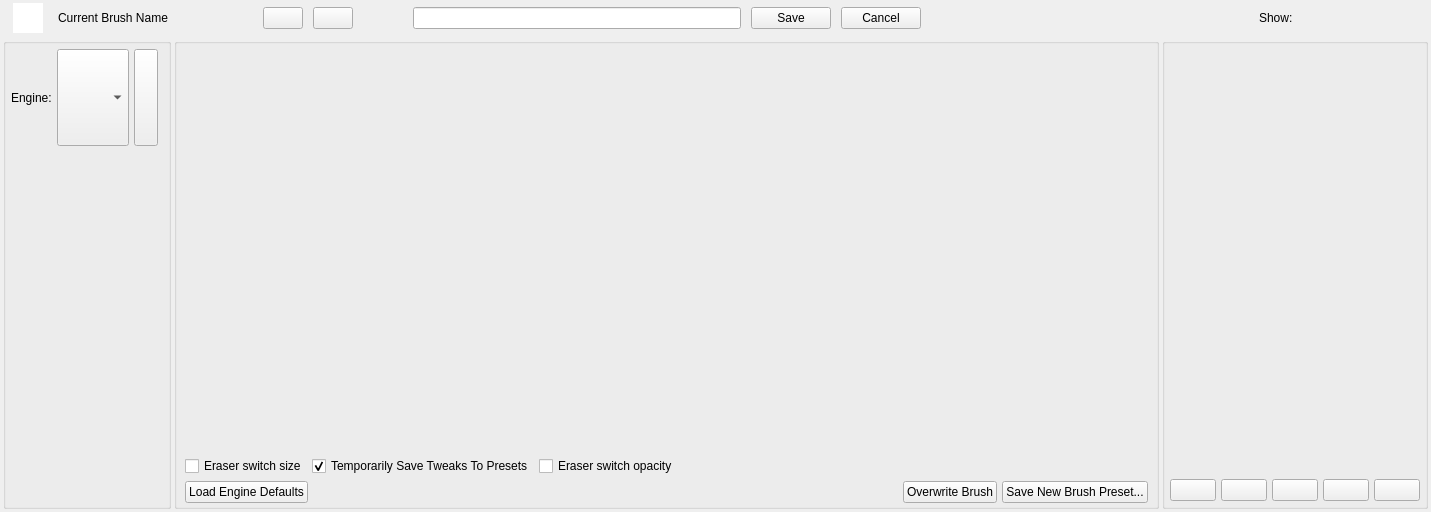
Old version of the form libs/ui/forms/wdgpaintopsettings.ui in the repository KDE/krita.
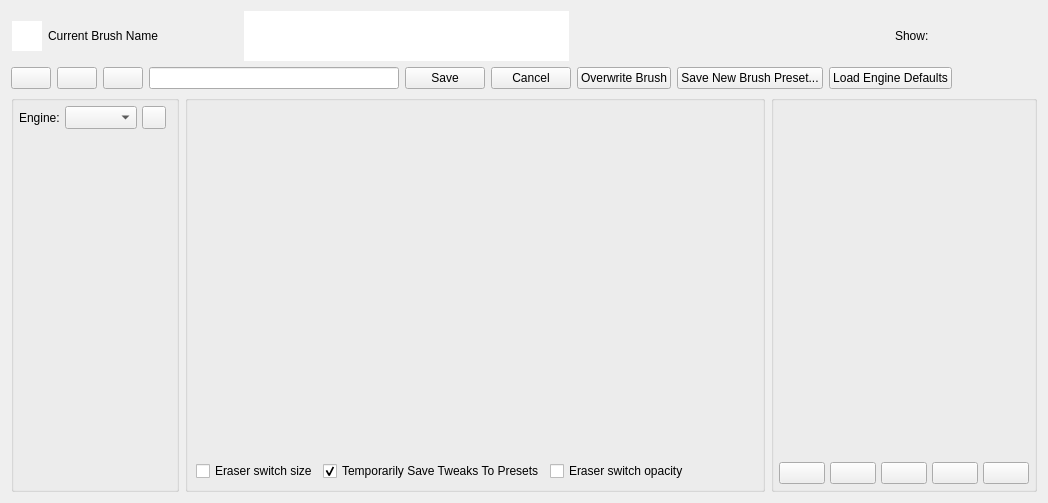
New version of the form. Custom widgets are drawn as their Qt base class.

Commit message: initial implementation of live brush preview

```diff
--- a/libs/ui/forms/wdgpaintopsettings.ui
+++ b/libs/ui/forms/wdgpaintopsettings.ui
@@ -6,367 +6,21 @@
    <rect>
     <x>0</x>
     <y>0</y>
-    <width>1431</width>
-    <height>512</height>
+    <width>981</width>
+    <height>488</height>
    </rect>
   </property>
   <property name="windowTitle">
    <string>Brush Editor</string>
   </property>
   <layout class="QGridLayout" name="gridLayout">
-   <property name="leftMargin">
-    <number>3</number>
-   </property>
-   <property name="topMargin">
-    <number>3</number>
-   </property>
-   <property name="rightMargin">
-    <number>3</number>
-   </property>
-   <property name="bottomMargin">
-    <number>3</number>
-   </property>
-   <property name="horizontalSpacing">
-    <number>3</number>
-   </property>
-   <property name="verticalSpacing">
-    <number>5</number>
-   </property>
-   <item row="1" column="1">
-    <widget class="QGroupBox" name="brushEditorSettingsControls">
-     <property name="title">
-      <string/>
-     </property>
-     <property name="flat">
-      <bool>false</bool>
-     </property>
-     <layout class="QVBoxLayout" name="brushEditorLayout">
-      <property name="spacing">
-       <number>0</number>
-      </property>
-      <property name="leftMargin">
-       <number>3</number>
-      </property>
-      <property name="topMargin">
-       <number>1</number>
-      </property>
-      <property name="rightMargin">
-       <number>3</number>
-      </property>
-      <property name="bottomMargin">
-       <number>3</number>
-      </property>
-      <item>
-       <widget class="QFrame" name="frmOptionWidgetContainer">
-        <property name="sizePolicy">
-         <sizepolicy hsizetype="Preferred" vsizetype="Preferred">
-          <horstretch>0</horstretch>
-          <verstretch>4</verstretch>
-         </sizepolicy>
-        </property>
-        <property name="minimumSize">
-         <size>
-          <width>120</width>
-          <height>0</height>
-         </size>
-        </property>
-        <property name="frameShape">
-         <enum>QFrame::NoFrame</enum>
-        </property>
-        <property name="frameShadow">
-         <enum>QFrame::Plain</enum>
-        </property>
-        <property name="lineWidth">
-         <number>0</number>
-        </property>
-       </widget>
-      </item>
-      <item>
-       <layout class="QHBoxLayout" name="horizontalLayout_3" stretch="0,0,0,0,0">
-        <property name="spacing">
-         <number>5</number>
-        </property>
-        <property name="leftMargin">
-         <number>5</number>
-        </property>
-        <property name="topMargin">
-         <number>0</number>
-        </property>
-        <property name="rightMargin">
-         <number>5</number>
-        </property>
-        <property name="bottomMargin">
-         <number>5</number>
-        </property>
-        <item>
-         <widget class="QCheckBox" name="eraserBrushSizeCheckBox">
-          <property name="sizePolicy">
-           <sizepolicy hsizetype="Minimum" vsizetype="Fixed">
-            <horstretch>0</horstretch>
-            <verstretch>0</verstretch>
-           </sizepolicy>
-          </property>
-          <property name="toolTip">
-           <string>Erase mode will use a separate brush size</string>
-          </property>
-          <property name="text">
-           <string>Eraser switch size</string>
-          </property>
-          <property name="checked">
-           <bool>false</bool>
-          </property>
-         </widget>
-        </item>
-        <item>
-         <widget class="QCheckBox" name="dirtyPresetCheckBox">
-          <property name="sizePolicy">
-           <sizepolicy hsizetype="Minimum" vsizetype="Fixed">
-            <horstretch>0</horstretch>
-            <verstretch>0</verstretch>
-           </sizepolicy>
-          </property>
-          <property name="text">
-           <string>Temporarily Save Tweaks To Presets</string>
-          </property>
-          <property name="checked">
-           <bool>true</bool>
-          </property>
-         </widget>
-        </item>
-        <item>
-         <widget class="QCheckBox" name="eraserBrushOpacityCheckBox">
-          <property name="sizePolicy">
-           <sizepolicy hsizetype="Minimum" vsizetype="Fixed">
-            <horstretch>0</horstretch>
-            <verstretch>0</verstretch>
-           </sizepolicy>
-          </property>
-          <property name="toolTip">
-           <string>Erase mode will use a separate brush opacity</string>
-          </property>
-          <property name="text">
-           <string>Eraser switch opacity</string>
-          </property>
-          <property name="checked">
-           <bool>false</bool>
-          </property>
-         </widget>
-        </item>
-        <item>
-         <spacer name="horizontalSpacer">
-          <property name="orientation">
-           <enum>Qt::Horizontal</enum>
-          </property>
-          <property name="sizeHint" stdset="0">
-           <size>
-            <width>40</width>
-            <height>20</height>
-           </size>
-          </property>
-         </spacer>
-        </item>
-        <item>
-         <widget class="KisLodAvailabilityWidget" name="wdgLodAvailability" native="true">
-          <property name="minimumSize">
-           <size>
-            <width>60</width>
-            <height>0</height>
-           </size>
-          </property>
-         </widget>
-        </item>
-       </layout>
-      </item>
-      <item>
-       <layout class="QHBoxLayout" name="horizontalLayout">
-        <property name="spacing">
-         <number>5</number>
-        </property>
-        <property name="leftMargin">
-         <number>5</number>
-        </property>
-        <property name="topMargin">
-         <number>0</number>
-        </property>
-        <property name="rightMargin">
-         <number>5</number>
-        </property>
-        <property name="bottomMargin">
-         <number>0</number>
-        </property>
-        <item>
-         <widget class="QPushButton" name="bnDefaultPreset">
-          <property name="sizePolicy">
-           <sizepolicy hsizetype="Preferred" vsizetype="Preferred">
-            <horstretch>0</horstretch>
-            <verstretch>0</verstretch>
-           </sizepolicy>
-          </property>
-          <property name="text">
-           <string>Load Engine Defaults</string>
-          </property>
-         </widget>
-        </item>
-        <item>
-         <spacer name="horizontalSpacer_2">
-          <property name="orientation">
-           <enum>Qt::Horizontal</enum>
-          </property>
-          <property name="sizeHint" stdset="0">
-           <size>
-            <width>40</width>
-            <height>20</height>
-           </size>
-          </property>
-         </spacer>
-        </item>
-        <item>
-         <widget class="QPushButton" name="saveBrushPresetButton">
-          <property name="text">
-           <string>Overwrite Brush</string>
-          </property>
-         </widget>
-        </item>
-        <item>
-         <widget class="QPushButton" name="saveNewBrushPresetButton">
-          <property name="text">
-           <string>Save New Brush Preset...</string>
-          </property>
-         </widget>
-        </item>
-       </layout>
-      </item>
-     </layout>
-    </widget>
-   </item>
-   <item row="1" column="2">
-    <widget class="QGroupBox" name="scratchpadControls">
-     <property name="title">
-      <string/>
-     </property>
-     <property name="flat">
-      <bool>false</bool>
-     </property>
-     <layout class="QVBoxLayout" name="verticalLayout" stretch="0,0">
-      <property name="spacing">
-       <number>5</number>
-      </property>
-      <property name="leftMargin">
-       <number>5</number>
-      </property>
-      <property name="topMargin">
-       <number>5</number>
-      </property>
-      <property name="rightMargin">
-       <number>5</number>
-      </property>
-      <property name="bottomMargin">
-       <number>5</number>
-      </property>
-      <item>
-       <widget class="QFrame" name="frame">
-        <property name="frameShape">
-         <enum>QFrame::NoFrame</enum>
-        </property>
-        <property name="frameShadow">
-         <enum>QFrame::Plain</enum>
-        </property>
-        <property name="lineWidth">
-         <number>0</number>
-        </property>
-        <layout class="QVBoxLayout" name="verticalLayout_2">
-         <property name="spacing">
-          <number>0</number>
-         </property>
-         <property name="leftMargin">
-          <number>0</number>
-         </property>
-         <property name="topMargin">
-          <number>0</number>
-         </property>
-         <property name="rightMargin">
-          <number>0</number>
-         </property>
-         <property name="bottomMargin">
-          <number>0</number>
-         </property>
-         <item>
-          <widget class="KisScratchPad" name="scratchPad" native="true">
-           <property name="sizePolicy">
-            <sizepolicy hsizetype="Preferred" vsizetype="MinimumExpanding">
-             <horstretch>0</horstretch>
-             <verstretch>0</verstretch>
-            </sizepolicy>
-           </property>
-           <property name="minimumSize">
-            <size>
-             <width>250</width>
-             <height>300</height>
-            </size>
-           </property>
-          </widget>
-         </item>
-        </layout>
-       </widget>
-      </item>
-      <item>
-       <layout class="QHBoxLayout" name="horizontalLayout_2" stretch="0,0,0,0,0">
-        <item>
-         <widget class="QPushButton" name="paintPresetIcon">
-          <property name="text">
-           <string/>
-          </property>
-         </widget>
-        </item>
-        <item>
-         <widget class="QPushButton" name="fillLayer">
-          <property name="text">
-           <string/>
-          </property>
-         </widget>
-        </item>
-        <item>
-         <widget class="QPushButton" name="fillGradient">
-          <property name="toolTip">
-           <string>Fill area with gradient</string>
-          </property>
-          <property name="text">
-           <string/>
-          </property>
-         </widget>
-        </item>
-        <item>
-         <widget class="QPushButton" name="fillSolid">
-          <property name="toolTip">
-           <string>Fill area with background color</string>
-          </property>
-          <property name="text">
-           <string/>
-          </property>
-         </widget>
-        </item>
-        <item>
-         <widget class="QPushButton" name="eraseScratchPad">
-          <property name="toolTip">
-           <string>Reset area to white</string>
-          </property>
-          <property name="text">
-           <string/>
-          </property>
-         </widget>
-        </item>
-       </layout>
-      </item>
-     </layout>
-    </widget>
-   </item>
    <item row="0" column="0" colspan="3">
     <layout class="QHBoxLayout" name="brushEditorDashboard">
      <property name="spacing">
-      <number>10</number>
+      <number>1</number>
      </property>
      <property name="leftMargin">
-      <number>10</number>
+      <number>1</number>
      </property>
      <item>
       <widget class="QGraphicsView" name="presetThumbnailicon">
@@ -433,18 +87,134 @@
       </widget>
      </item>
      <item>
-      <widget class="QPushButton" name="renameBrushPresetButton">
+      <widget class="KisPresetLivePreviewView" name="liveBrushPreviewView">
        <property name="sizePolicy">
-        <sizepolicy hsizetype="Fixed" vsizetype="Fixed">
+        <sizepolicy hsizetype="MinimumExpanding" vsizetype="MinimumExpanding">
          <horstretch>0</horstretch>
          <verstretch>0</verstretch>
         </sizepolicy>
        </property>
+       <property name="minimumSize">
+        <size>
+         <width>300</width>
+         <height>50</height>
+        </size>
+       </property>
+       <property name="maximumSize">
+        <size>
+         <width>5000</width>
+         <height>50</height>
+        </size>
+       </property>
+       <property name="font">
+        <font>
+         <kerning>false</kerning>
+        </font>
+       </property>
+       <property name="frameShape">
+        <enum>QFrame::NoFrame</enum>
+       </property>
+       <property name="frameShadow">
+        <enum>QFrame::Plain</enum>
+       </property>
+       <property name="verticalScrollBarPolicy">
+        <enum>Qt::ScrollBarAlwaysOff</enum>
+       </property>
+       <property name="horizontalScrollBarPolicy">
+        <enum>Qt::ScrollBarAlwaysOff</enum>
+       </property>
+       <property name="interactive">
+        <bool>false</bool>
+       </property>
+       <property name="renderHints">
+        <set>QPainter::Antialiasing</set>
+       </property>
+      </widget>
+     </item>
+     <item>
+      <spacer name="horizontalSpacer_3">
+       <property name="orientation">
+        <enum>Qt::Horizontal</enum>
+       </property>
+       <property name="sizeHint" stdset="0">
+        <size>
+         <width>40</width>
+         <height>20</height>
+        </size>
+       </property>
+      </spacer>
+     </item>
+     <item>
+      <widget class="QLabel" name="label_3">
        <property name="text">
-        <string/>
+        <string>Show:</string>
        </property>
       </widget>
      </item>
+     <item>
+      <widget class="KisHighlightedToolButton" name="showPresetsButton" native="true">
+       <property name="sizePolicy">
+        <sizepolicy hsizetype="Minimum" vsizetype="Minimum">
+         <horstretch>0</horstretch>
+         <verstretch>0</verstretch>
+        </sizepolicy>
+       </property>
+       <property name="minimumSize">
+        <size>
+         <width>35</width>
+         <height>20</height>
+        </size>
+       </property>
+       <property name="text" stdset="0">
+        <string>Presets</string>
+       </property>
+      </widget>
+     </item>
+     <item>
+      <widget class="KisHighlightedToolButton" name="showEditorButton" native="true">
+       <property name="sizePolicy">
+        <sizepolicy hsizetype="Minimum" vsizetype="Minimum">
+         <horstretch>0</horstretch>
+         <verstretch>0</verstretch>
+        </sizepolicy>
+       </property>
+       <property name="minimumSize">
+        <size>
+         <width>35</width>
+         <height>30</height>
+        </size>
+       </property>
+       <property name="text" stdset="0">
+        <string>Settings</string>
+       </property>
+      </widget>
+     </item>
+     <item>
+      <widget class="KisHighlightedToolButton" name="showScratchpadButton" native="true">
+       <property name="sizePolicy">
+        <sizepolicy hsizetype="Minimum" vsizetype="Minimum">
+         <horstretch>0</horstretch>
+         <verstretch>0</verstretch>
+        </sizepolicy>
+       </property>
+       <property name="minimumSize">
+        <size>
+         <width>35</width>
+         <height>30</height>
+        </size>
+       </property>
+       <property name="text" stdset="0">
+        <string>Scratchpad</string>
+       </property>
+       <property name="checkable" stdset="0">
+        <bool>true</bool>
+       </property>
+      </widget>
+     </item>
+    </layout>
+   </item>
+   <item row="1" column="0" colspan="3">
+    <layout class="QHBoxLayout" name="horizontalLayout_5">
      <item>
       <widget class="QPushButton" name="reloadPresetButton">
        <property name="sizePolicy">
@@ -458,6 +228,19 @@
        </property>
       </widget>
      </item>
+     <item>
+      <widget class="QPushButton" name="renameBrushPresetButton">
+       <property name="sizePolicy">
+        <sizepolicy hsizetype="Fixed" vsizetype="Fixed">
+         <horstretch>0</horstretch>
+         <verstretch>0</verstretch>
+        </sizepolicy>
+       </property>
+       <property name="text">
+        <string/>
+       </property>
+      </widget>
+     </item>
      <item>
       <widget class="QPushButton" name="dirtyPresetIndicatorButton">
        <property name="sizePolicy">
@@ -476,7 +259,7 @@
         <string/>
        </property>
        <property name="flat">
-        <bool>true</bool>
+        <bool>false</bool>
        </property>
       </widget>
      </item>
@@ -511,7 +294,34 @@
       </widget>
      </item>
      <item>
-      <spacer name="horizontalSpacer_3">
+      <widget class="QPushButton" name="saveBrushPresetButton">
+       <property name="text">
+        <string>Overwrite Brush</string>
+       </property>
+      </widget>
+     </item>
+     <item>
+      <widget class="QPushButton" name="saveNewBrushPresetButton">
+       <property name="text">
+        <string>Save New Brush Preset...</string>
+       </property>
+      </widget>
+     </item>
+     <item>
+      <widget class="QPushButton" name="bnDefaultPreset">
+       <property name="sizePolicy">
+        <sizepolicy hsizetype="Preferred" vsizetype="Preferred">
+         <horstretch>0</horstretch>
+         <verstretch>0</verstretch>
+        </sizepolicy>
+       </property>
+       <property name="text">
+        <string>Load Engine Defaults</string>
+       </property>
+      </widget>
+     </item>
+     <item>
+      <spacer name="horizontalSpacer_4">
        <property name="orientation">
         <enum>Qt::Horizontal</enum>
        </property>
@@ -523,76 +333,9 @@
        </property>
       </spacer>
      </item>
-     <item>
-      <widget class="QLabel" name="label_3">
-       <property name="text">
-        <string>Show:</string>
-       </property>
-      </widget>
-     </item>
-     <item>
-      <widget class="KisHighlightedToolButton" name="showPresetsButton" native="true">
-       <property name="sizePolicy">
-        <sizepolicy hsizetype="Minimum" vsizetype="Minimum">
-         <horstretch>0</horstretch>
-         <verstretch>0</verstretch>
-        </sizepolicy>
-       </property>
-       <property name="minimumSize">
-        <size>
-         <width>35</width>
-         <height>20</height>
-        </size>
-       </property>
-       <property name="text" stdset="0">
-        <string>Presets</string>
-       </property>
-      </widget>
-     </item>
-     <item>
-      <widget class="KisHighlightedToolButton" name="showEditorButton" native="true">
-       <property name="sizePolicy">
-        <sizepolicy hsizetype="Minimum" vsizetype="Minimum">
-         <horstretch>0</horstretch>
-         <verstretch>0</verstretch>
-        </sizepolicy>
-       </property>
-       <property name="minimumSize">
-        <size>
-         <width>35</width>
-         <height>30</height>
-        </size>
-       </property>
-       <property name="text" stdset="0">
-        <string>Settings</string>
-       </property>
-      </widget>
-     </item>
-     <item>
-      <widget class="KisHighlightedToolButton" name="showScratchpadButton" native="true">
-       <property name="sizePolicy">
-        <sizepolicy hsizetype="Minimum" vsizetype="Minimum">
-         <horstretch>0</horstretch>
-         <verstretch>0</verstretch>
-        </sizepolicy>
-       </property>
-       <property name="minimumSize">
-        <size>
-         <width>35</width>
-         <height>30</height>
-        </size>
-       </property>
-       <property name="text" stdset="0">
-        <string>Scratchpad</string>
-       </property>
-       <property name="checkable" stdset="0">
-        <bool>true</bool>
-       </property>
-      </widget>
-     </item>
     </layout>
    </item>
-   <item row="1" column="0">
+   <item row="2" column="0">
     <widget class="QGroupBox" name="presetsContainer">
      <property name="title">
       <string/>
@@ -678,6 +421,294 @@
      </layout>
     </widget>
    </item>
+   <item row="2" column="2">
+    <widget class="QGroupBox" name="scratchpadControls">
+     <property name="title">
+      <string/>
+     </property>
+     <property name="flat">
+      <bool>false</bool>
+     </property>
+     <layout class="QVBoxLayout" name="verticalLayout" stretch="0,0">
+      <property name="spacing">
+       <number>5</number>
+      </property>
+      <property name="leftMargin">
+       <number>5</number>
+      </property>
+      <property name="topMargin">
+       <number>5</number>
+      </property>
+      <property name="rightMargin">
+       <number>5</number>
+      </property>
+      <property name="bottomMargin">
+       <number>5</number>
+      </property>
+      <item>
+       <widget class="QFrame" name="frame">
+        <property name="frameShape">
+         <enum>QFrame::NoFrame</enum>
+        </property>
+        <property name="frameShadow">
+         <enum>QFrame::Plain</enum>
+        </property>
+        <property name="lineWidth">
+         <number>0</number>
+        </property>
+        <layout class="QVBoxLayout" name="verticalLayout_2">
+         <property name="spacing">
+          <number>0</number>
+         </property>
+         <property name="leftMargin">
+          <number>0</number>
+         </property>
+         <property name="topMargin">
+          <number>0</number>
+         </property>
+         <property name="rightMargin">
+          <number>0</number>
+         </property>
+         <property name="bottomMargin">
+          <number>0</number>
+         </property>
+         <item>
+          <widget class="KisScratchPad" name="scratchPad" native="true">
+           <property name="sizePolicy">
+            <sizepolicy hsizetype="Preferred" vsizetype="MinimumExpanding">
+             <horstretch>0</horstretch>
+             <verstretch>0</verstretch>
+            </sizepolicy>
+           </property>
+           <property name="minimumSize">
+            <size>
+             <width>250</width>
+             <height>300</height>
+            </size>
+           </property>
+          </widget>
+         </item>
+        </layout>
+       </widget>
+      </item>
+      <item>
+       <layout class="QHBoxLayout" name="horizontalLayout_2" stretch="0,0,0,0,0">
+        <item>
+         <widget class="QPushButton" name="paintPresetIcon">
+          <property name="text">
+           <string/>
+          </property>
+         </widget>
+        </item>
+        <item>
+         <widget class="QPushButton" name="fillLayer">
+          <property name="text">
+           <string/>
+          </property>
+         </widget>
+        </item>
+        <item>
+         <widget class="QPushButton" name="fillGradient">
+          <property name="toolTip">
+           <string>Fill area with gradient</string>
+          </property>
+          <property name="text">
+           <string/>
+          </property>
+         </widget>
+        </item>
+        <item>
+         <widget class="QPushButton" name="fillSolid">
+          <property name="toolTip">
+           <string>Fill area with background color</string>
+          </property>
+          <property name="text">
+           <string/>
+          </property>
+         </widget>
+        </item>
+        <item>
+         <widget class="QPushButton" name="eraseScratchPad">
+          <property name="toolTip">
+           <string>Reset area to white</string>
+          </property>
+          <property name="text">
+           <string/>
+          </property>
+         </widget>
+        </item>
+       </layout>
+      </item>
+     </layout>
+    </widget>
+   </item>
+   <item row="2" column="1">
+    <widget class="QGroupBox" name="brushEditorSettingsControls">
+     <property name="title">
+      <string/>
+     </property>
+     <property name="flat">
+      <bool>false</bool>
+     </property>
+     <layout class="QVBoxLayout" name="brushEditorLayout">
+      <property name="spacing">
+       <number>0</number>
+      </property>
+      <property name="leftMargin">
+       <number>3</number>
+      </property>
+      <property name="topMargin">
+       <number>1</number>
+      </property>
+      <property name="rightMargin">
+       <number>3</number>
+      </property>
+      <property name="bottomMargin">
+       <number>3</number>
+      </property>
+      <item>
+       <widget class="QFrame" name="frmOptionWidgetContainer">
+        <property name="sizePolicy">
+         <sizepolicy hsizetype="Preferred" vsizetype="Preferred">
+          <horstretch>0</horstretch>
+          <verstretch>4</verstretch>
+         </sizepolicy>
+        </property>
+        <property name="minimumSize">
+         <size>
+          <width>120</width>
+          <height>0</height>
+         </size>
+        </property>
+        <property name="frameShape">
+         <enum>QFrame::NoFrame</enum>
+        </property>
+        <property name="frameShadow">
+         <enum>QFrame::Plain</enum>
+        </property>
+        <property name="lineWidth">
+         <number>0</number>
+        </property>
+       </widget>
+      </item>
+      <item>
+       <layout class="QHBoxLayout" name="horizontalLayout_3" stretch="0,0,0,0,0">
+        <property name="spacing">
+         <number>5</number>
+        </property>
+        <property name="leftMargin">
+         <number>5</number>
+        </property>
+        <property name="topMargin">
+         <number>0</number>
+        </property>
+        <property name="rightMargin">
+         <number>5</number>
+        </property>
+        <property name="bottomMargin">
+         <number>5</number>
+        </property>
+        <item>
+         <widget class="QCheckBox" name="eraserBrushSizeCheckBox">
+          <property name="sizePolicy">
+           <sizepolicy hsizetype="Minimum" vsizetype="Fixed">
+            <horstretch>0</horstretch>
+            <verstretch>0</verstretch>
+           </sizepolicy>
+          </property>
+          <property name="toolTip">
+           <string>Erase mode will use a separate brush size</string>
+          </property>
+          <property name="text">
+           <string>Eraser switch size</string>
+          </property>
+          <property name="checked">
+           <bool>false</bool>
+          </property>
+         </widget>
+        </item>
+        <item>
+         <widget class="QCheckBox" name="dirtyPresetCheckBox">
+          <property name="sizePolicy">
+           <sizepolicy hsizetype="Minimum" vsizetype="Fixed">
+            <horstretch>0</horstretch>
+            <verstretch>0</verstretch>
+           </sizepolicy>
+          </property>
+          <property name="text">
+           <string>Temporarily Save Tweaks To Presets</string>
+          </property>
+          <property name="checked">
+           <bool>true</bool>
+          </property>
+         </widget>
+        </item>
+        <item>
+         <widget class="QCheckBox" name="eraserBrushOpacityCheckBox">
+          <property name="sizePolicy">
+           <sizepolicy hsizetype="Minimum" vsizetype="Fixed">
+            <horstretch>0</horstretch>
+            <verstretch>0</verstretch>
+           </sizepolicy>
+          </property>
+          <property name="toolTip">
+           <string>Erase mode will use a separate brush opacity</string>
+          </property>
+          <property name="text">
+           <string>Eraser switch opacity</string>
+          </property>
+          <property name="checked">
+           <bool>false</bool>
+          </property>
+         </widget>
+        </item>
+        <item>
+         <spacer name="horizontalSpacer">
+          <property name="orientation">
+           <enum>Qt::Horizontal</enum>
+          </property>
+          <property name="sizeHint" stdset="0">
+           <size>
+            <width>40</width>
+            <height>20</height>
+           </size>
+          </property>
+         </spacer>
+        </item>
+        <item>
+         <widget class="KisLodAvailabilityWidget" name="wdgLodAvailability" native="true">
+          <property name="minimumSize">
+           <size>
+            <width>60</width>
+            <height>0</height>
+           </size>
+          </property>
+         </widget>
+        </item>
+       </layout>
+      </item>
+      <item>
+       <layout class="QHBoxLayout" name="horizontalLayout">
+        <property name="spacing">
+         <number>5</number>
+        </property>
+        <property name="leftMargin">
+         <number>5</number>
+        </property>
+        <property name="topMargin">
+         <number>0</number>
+        </property>
+        <property name="rightMargin">
+         <number>5</number>
+        </property>
+        <property name="bottomMargin">
+         <number>0</number>
+        </property>
+       </layout>
+      </item>
+     </layout>
+    </widget>
+   </item>
   </layout>
   <zorder>presetsContainer</zorder>
   <zorder>brushEditorSettingsControls</zorder>
@@ -690,6 +721,12 @@
    <header>kis_scratch_pad.h</header>
    <container>1</container>
   </customwidget>
+  <customwidget>
+   <class>KisPresetLivePreviewView</class>
+   <extends>QGraphicsView</extends>
+   <header>kis_preset_live_preview_view.h</header>
+   <container>1</container>
+  </customwidget>
   <customwidget>
    <class>KisPresetSelectorStrip</class>
    <extends>QWidget</extends>
```
The commit also changes 4 other files.
